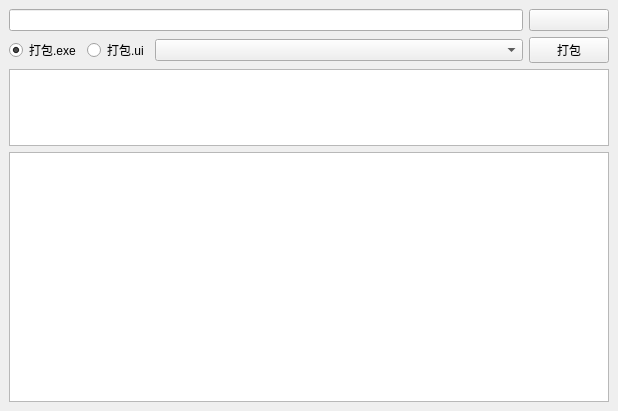
First picture: the form in src/packer_ui.ui, repository Neo-513/project-qt, before the edit.
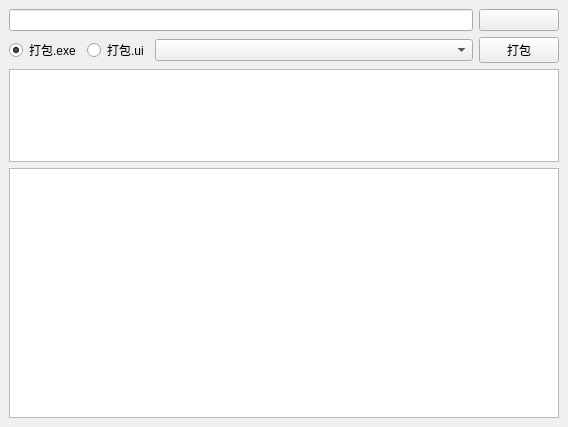
Second picture: the form after the edit.

Patch:
```diff
--- a/src/packer_ui.ui
+++ b/src/packer_ui.ui
@@ -6,8 +6,8 @@
    <rect>
     <x>0</x>
     <y>0</y>
-    <width>618</width>
-    <height>411</height>
+    <width>568</width>
+    <height>427</height>
    </rect>
   </property>
   <property name="windowTitle">
@@ -76,23 +76,20 @@
      <widget class="QPlainTextEdit" name="plainTextEdit_command">
       <property name="minimumSize">
        <size>
-        <width>600</width>
-        <height>75</height>
+        <width>550</width>
+        <height>91</height>
        </size>
       </property>
       <property name="readOnly">
        <bool>true</bool>
       </property>
-      <property name="plainText">
-       <string/>
-      </property>
      </widget>
     </item>
     <item>
      <widget class="QPlainTextEdit" name="plainTextEdit_console">
       <property name="minimumSize">
        <size>
-        <width>600</width>
+        <width>550</width>
         <height>250</height>
        </size>
       </property>
```
